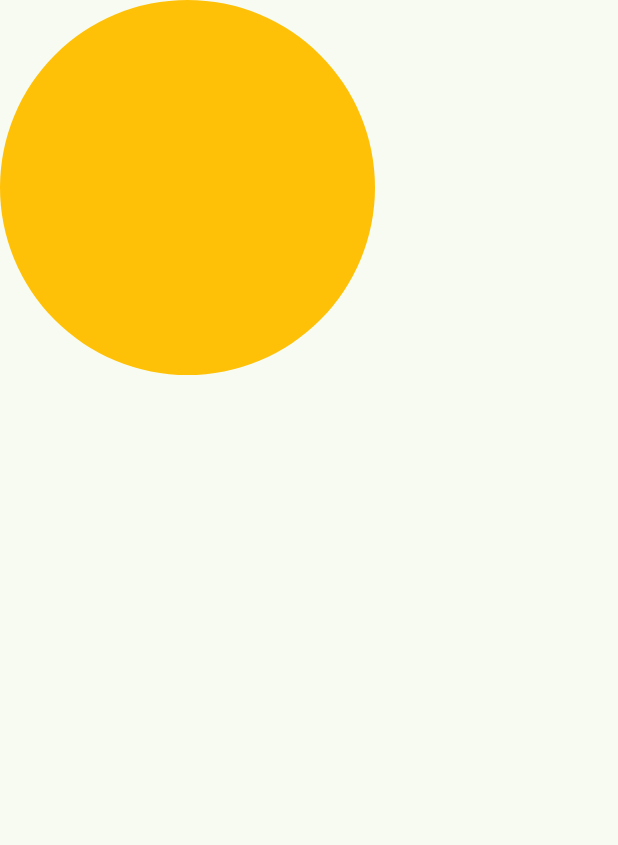
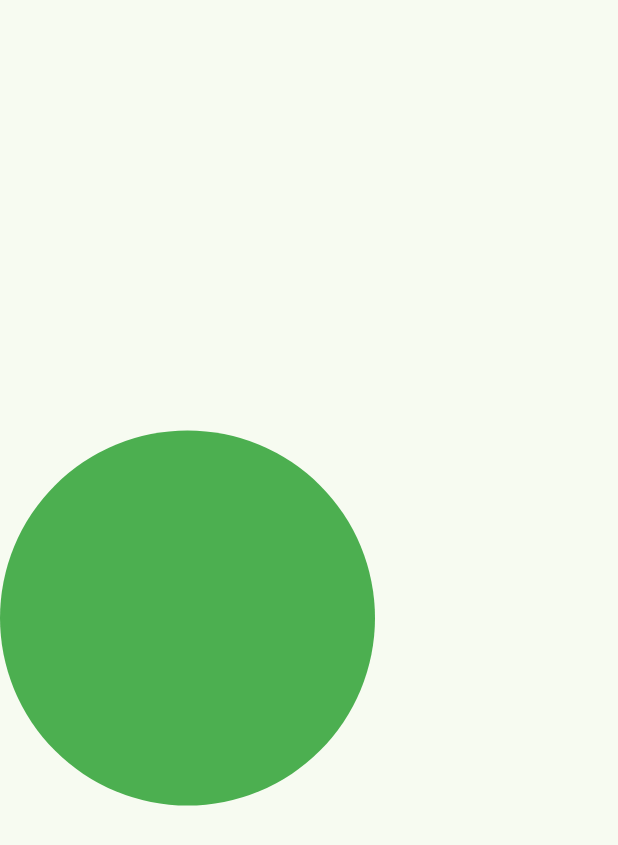
Before and after one commit to zaqimaulana/-KB1179-1123150048-uts-revisi, a Flutter app: the screen it shows after launch, on a phone screen of 412 x 824 dp. Shown: the top 845 px of the screen. Run offline on Flutter 3.47's test engine with Material 3 defaults, Android fonts, the phone set to English and light mode, and no system bars.

Commit message:
membuat lingkaran menjadi ditengah

```diff
--- a/lib/screen/splash_screen_1.dart
+++ b/lib/screen/splash_screen_1.dart
@@ -7,13 +7,14 @@ class SplashScreen1 extends StatelessWidget {
   Widget build(BuildContext context) {
     return Scaffold(
       body: Column(
+        mainAxisAlignment: MainAxisAlignment.center,
         children: [
           Container(
             width: 250,
             height: 250,
             decoration: const BoxDecoration(
               shape: BoxShape.circle,
-              color: Colors.amber,
+              color: Colors.green,
             ),
           ),
         ],
```
